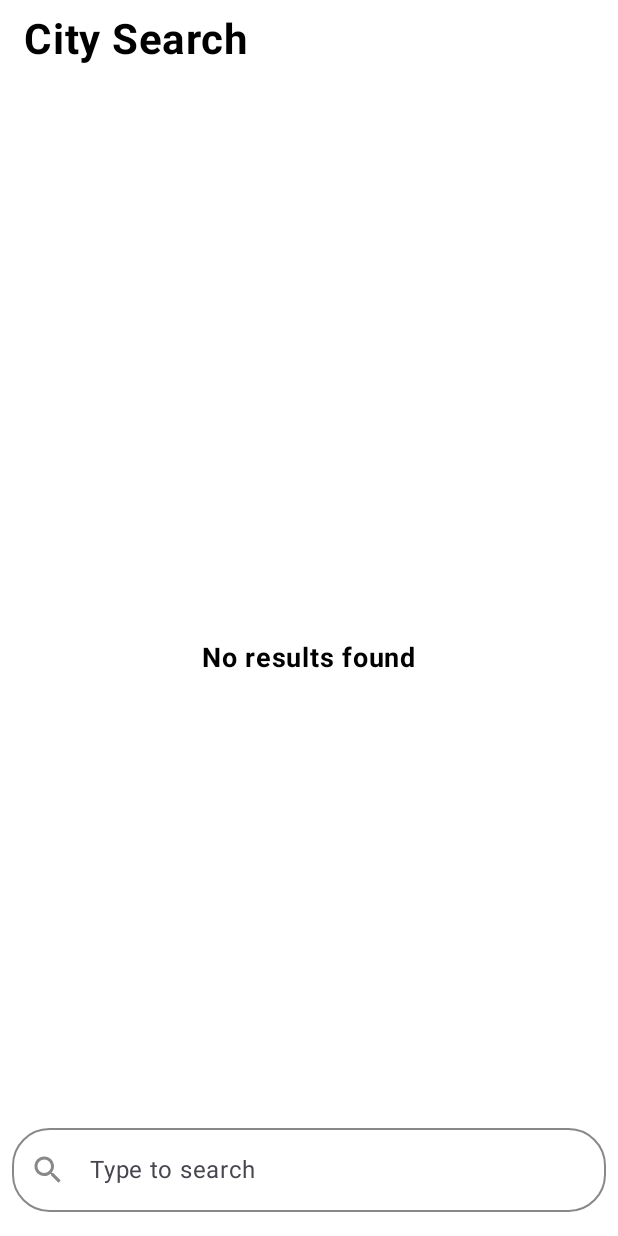
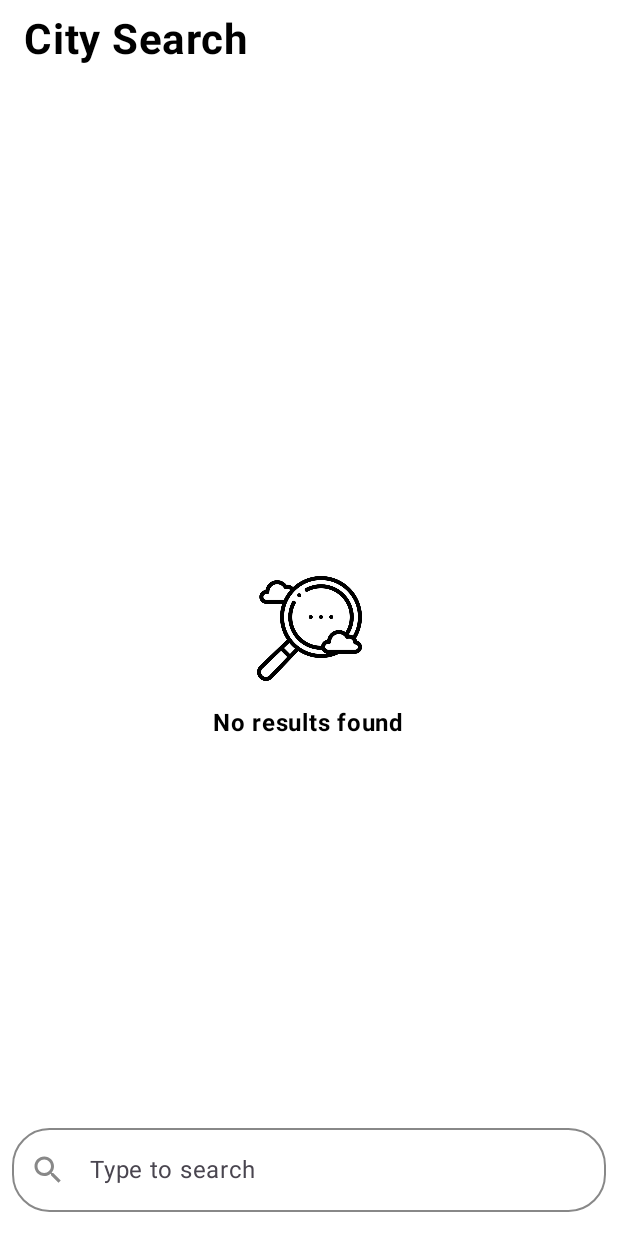
Before and after one commit to Ahmedhussin9/KlivvrTask, an Android app built with Jetpack Compose: the screen it shows after launch (MainActivity), on a phone screen of 412 x 824 dp. Run offline under Robolectric (Android 15) with nearby library versions, the phone set to English and light mode, and no system bars; our stand-ins replace Dagger/Hilt's generated code.

Commit message:
+ small ui fix

```diff
--- a/app/src/main/java/com/klivvrtask/presentaion/composable/CityCard.kt
+++ b/app/src/main/java/com/klivvrtask/presentaion/composable/CityCard.kt
@@ -38,7 +38,7 @@ fun CityCard(city: City) {
     Row(modifier = Modifier.fillMaxWidth()) {
         Canvas(
             modifier = Modifier
-                .width(52.dp) // aligns with sticky header
+                .width(52.dp)
                 .height(100.dp)
                 .padding(top = 0.dp)
         ) {
--- a/app/src/main/java/com/klivvrtask/presentaion/composable/CityList.kt
+++ b/app/src/main/java/com/klivvrtask/presentaion/composable/CityList.kt
@@ -41,7 +41,7 @@ fun CityListWithTimeline(modifier: Modifier = Modifier, cities: List<City>) {
     LazyColumn(
         modifier = modifier
             .fillMaxSize()
-            .background(Color.White) // light gray background
+            .background(Color.White)
     ) {
 
         item {
--- a/app/src/main/java/com/klivvrtask/presentaion/screens/SearchScreen.kt
+++ b/app/src/main/java/com/klivvrtask/presentaion/screens/SearchScreen.kt
@@ -1,6 +1,7 @@
 package com.klivvrtask.presentaion.screens
 
 import androidx.compose.animation.AnimatedVisibility
+import androidx.compose.foundation.Image
 import androidx.compose.foundation.layout.Arrangement
 import androidx.compose.foundation.layout.Box
 import androidx.compose.foundation.layout.Column
@@ -10,6 +11,7 @@ import androidx.compose.foundation.layout.fillMaxSize
 import androidx.compose.foundation.layout.fillMaxWidth
 import androidx.compose.foundation.layout.height
 import androidx.compose.foundation.layout.padding
+import androidx.compose.foundation.layout.size
 import androidx.compose.material3.CircularProgressIndicator
 import androidx.compose.material3.Text
 import androidx.compose.runtime.Composable
@@ -18,11 +20,13 @@ import androidx.compose.runtime.getValue
 import androidx.compose.ui.Alignment
 import androidx.compose.ui.Modifier
 import androidx.compose.ui.graphics.Color
+import androidx.compose.ui.res.painterResource
 import androidx.compose.ui.text.font.FontWeight
 import androidx.compose.ui.tooling.preview.Preview
 import androidx.compose.ui.unit.dp
 import androidx.compose.ui.unit.sp
 import androidx.hilt.navigation.compose.hiltViewModel
+import com.klivvrtask.R
 import com.klivvrtask.presentaion.composable.AnimatedSearchBar
 import com.klivvrtask.presentaion.composable.CityListWithTimeline
 
@@ -67,13 +71,25 @@ fun SearchScreenContent(
 
                 uiState.cityResults.isEmpty() -> {
                     AnimatedVisibility(visible = true) {
+                      Column (
+                          modifier = Modifier.fillMaxSize(),
+                          verticalArrangement = Arrangement.Center,
+                          horizontalAlignment = Alignment.CenterHorizontally
+                      ){
+                          Image(
+                              painter = painterResource(id = R.drawable.noresults),
+                              contentDescription = "No results found",
+                              modifier = Modifier.size(70.dp)
+                          )
+                          Spacer(modifier = Modifier.height(16.dp))
                           Text(
                               text = "No results found",
-                            fontSize = 18.sp,
+                              fontSize = 16.sp,
                               fontWeight = FontWeight.Bold,
                               color = Color.Black,
                               modifier = Modifier.align(Alignment.CenterHorizontally)
                           )
+                      }
                     }
                 }
 
```
Also changed, not shown: app/src/main/res/drawable/noresults.png (added). Lines whose indentation alone changed are shown as unchanged.
